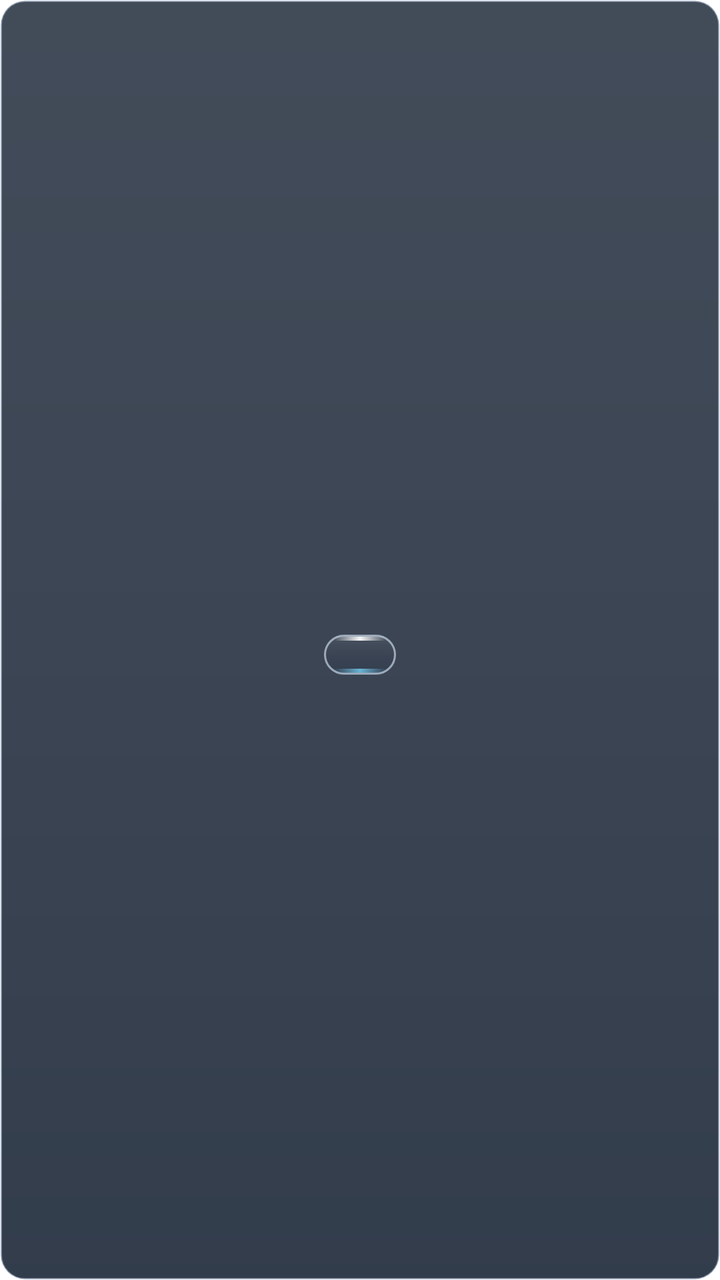
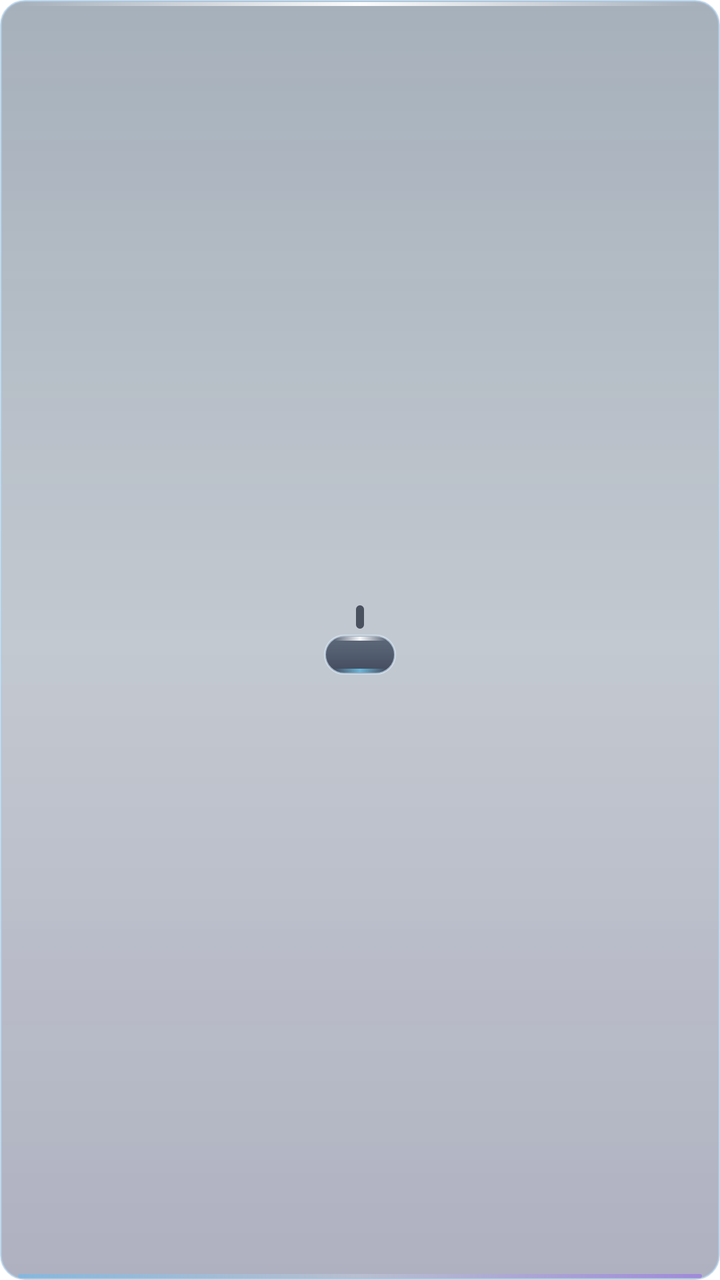

Before-and-after screenshots of an Android layout around one commit, followed by the original layout XML and the change that was made.
<!-- AndroidManifest.xml: fallback theme Theme.MaterialComponents.DayNight.NoActionBar -->
<!-- res/layout/widget_small.xml -->
<LinearLayout xmlns:android="http://schemas.android.com/apk/res/android"
    android:id="@+id/root" android:layout_width="match_parent" android:layout_height="match_parent"
    android:orientation="vertical" android:gravity="center" android:paddingHorizontal="2dp"
    android:background="@drawable/widget_bg">
    <TextView android:id="@+id/status" android:layout_width="match_parent" android:layout_height="wrap_content"
        android:gravity="center" android:textSize="10sp" android:textStyle="bold" android:includeFontPadding="false"
        android:maxLines="1" android:ellipsize="end" />
    <TextView android:id="@+id/device" android:layout_width="match_parent" android:layout_height="wrap_content"
        android:gravity="center" android:textSize="10sp" android:includeFontPadding="false"
        android:maxLines="1" android:ellipsize="end" android:visibility="gone" />
    <TextView android:id="@+id/btn_main" android:layout_width="36dp" android:layout_height="20dp"
        android:layout_marginTop="3dp" android:gravity="center"
        android:includeFontPadding="false" android:maxLines="1" android:textSize="10sp" android:ellipsize="end"
        android:autoSizeTextType="uniform" android:autoSizeMinTextSize="8sp" android:autoSizeMaxTextSize="10sp" android:autoSizeStepGranularity="1sp"
        android:textColor="#FFFFFF" android:background="@drawable/btn_widget_action" />
</LinearLayout>
<!-- resources referenced by this layout -->
<resources>
  <!-- drawable btn_widget_action (drawable) -->
  <layer-list xmlns:android="http://schemas.android.com/apk/res/android">
      <item>
          <shape>
              <gradient android:angle="270" android:startColor="#12D7F5FF"
                  android:centerColor="#20313C55" android:endColor="#330D233E"/>
              <stroke android:width="1dp" android:color="#99DDEEFF"/>
              <corners android:radius="100dp"/>
          </shape>
      </item>
      <item android:gravity="top|fill_horizontal" android:height="2dp"
          android:left="5dp" android:top="1dp" android:right="5dp">
          <shape>
              <gradient android:angle="0" android:startColor="#00FFFFFF"
                  android:centerColor="#F2FFFFFF" android:endColor="#00FFFFFF"/>
              <corners android:radius="1dp"/>
          </shape>
      </item>
      <item android:gravity="bottom|fill_horizontal" android:height="2dp"
          android:left="5dp" android:right="5dp" android:bottom="1dp">
          <shape>
              <gradient android:angle="0" android:startColor="#007AD8FF"
                  android:centerColor="#C07AD8FF" android:endColor="#008E82FF"/>
              <corners android:radius="1dp"/>
          </shape>
      </item>
  </layer-list>
  <!-- drawable widget_bg (drawable) -->
  <shape xmlns:android="http://schemas.android.com/apk/res/android">
      <gradient android:type="linear" android:angle="270"
          android:startColor="#E32B3645" android:centerColor="#E3242E3E" android:endColor="#E3192536"/>
      <stroke android:width="1dp" android:color="#66DFECFF"/>
      <corners android:radius="12dp"/>
  </shape>
</resources>

<!-- the commit's change to res/layout/widget_small.xml (unified diff, before → after) -->
@@ -2,10 +2,10 @@
     android:id="@+id/root" android:layout_width="match_parent" android:layout_height="match_parent"
     android:orientation="vertical" android:gravity="center" android:paddingHorizontal="2dp"
     android:background="@drawable/widget_bg">
-    <TextView android:id="@+id/status" android:layout_width="match_parent" android:layout_height="wrap_content"
+    <TextView android:id="@+id/status" android:textColor="#FFFFFF" android:paddingHorizontal="2dp" android:background="@drawable/widget_label_glass" android:layout_width="wrap_content" android:layout_height="wrap_content"
         android:gravity="center" android:textSize="10sp" android:textStyle="bold" android:includeFontPadding="false"
         android:maxLines="1" android:ellipsize="end" />
-    <TextView android:id="@+id/device" android:layout_width="match_parent" android:layout_height="wrap_content"
+    <TextView android:id="@+id/device" android:textColor="#FFFFFF" android:paddingHorizontal="2dp" android:background="@drawable/widget_label_glass" android:layout_width="wrap_content" android:layout_height="wrap_content"
         android:gravity="center" android:textSize="10sp" android:includeFontPadding="false"
         android:maxLines="1" android:ellipsize="end" android:visibility="gone" />
     <TextView android:id="@+id/btn_main" android:layout_width="36dp" android:layout_height="20dp"
<!-- resource entries referenced after the edit -->
@@ -4,8 +4,8 @@
   <layer-list xmlns:android="http://schemas.android.com/apk/res/android">
       <item>
           <shape>
-              <gradient android:angle="270" android:startColor="#12D7F5FF"
-                  android:centerColor="#20313C55" android:endColor="#330D233E"/>
+              <gradient android:angle="270" android:startColor="#A525334A"
+                  android:centerColor="#AA19263E" android:endColor="#BD141E33"/>
               <stroke android:width="1dp" android:color="#99DDEEFF"/>
               <corners android:radius="100dp"/>
           </shape>
@@ -28,11 +28,35 @@
       </item>
   </layer-list>
   <!-- drawable widget_bg (drawable) -->
+  <layer-list xmlns:android="http://schemas.android.com/apk/res/android">
+      <item>
+          <shape>
+              <gradient android:angle="270" android:startColor="#71364D65" android:centerColor="#5141546C" android:endColor="#66383C63"/>
+              <stroke android:width="1dp" android:color="#A3AACAE4"/>
+              <corners android:radius="12dp"/>
+          </shape>
+      </item>
+      <item android:gravity="top|fill_horizontal" android:height="2dp"
+          android:left="9dp" android:top="1dp" android:right="9dp">
+          <shape>
+              <gradient android:angle="0" android:startColor="#00FFFFFF"
+                  android:centerColor="#F0FFFFFF" android:endColor="#00FFFFFF"/>
+              <corners android:radius="1dp"/>
+          </shape>
+      </item>
+      <item android:gravity="bottom|fill_horizontal" android:height="2dp"
+          android:left="9dp" android:right="9dp" android:bottom="1dp">
+          <shape>
+              <gradient android:angle="0" android:startColor="#C279B8E5"
+                  android:centerColor="#3DD4EBFF" android:endColor="#D19B81DE"/>
+              <corners android:radius="1dp"/>
+          </shape>
+      </item>
+  </layer-list>
+  <!-- drawable widget_label_glass (drawable) -->
   <shape xmlns:android="http://schemas.android.com/apk/res/android">
-      <gradient android:type="linear" android:angle="270"
-          android:startColor="#E32B3645" android:centerColor="#E3242E3E" android:endColor="#E3192536"/>
-      <stroke android:width="1dp" android:color="#66DFECFF"/>
-      <corners android:radius="12dp"/>
+      <solid android:color="#B3151E2E"/>
+      <corners android:radius="4dp"/>
   </shape>
 </resources>
 
